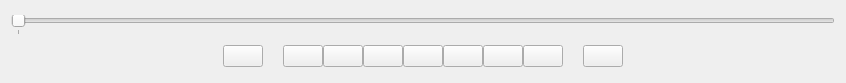
The window that Source/OCui/Controls/PlaybackSlider.ui (apertus-open-source-cinema/opencine) describes before a commit, drawn with Qt 5.
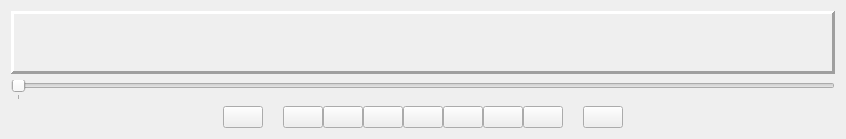
The same window after the commit. Icons and pictures are not drawn.

Diff of the .ui file:
```diff
--- a/Source/OCui/Controls/PlaybackSlider.ui
+++ b/Source/OCui/Controls/PlaybackSlider.ui
@@ -7,7 +7,7 @@
     <x>0</x>
     <y>0</y>
     <width>846</width>
-    <height>83</height>
+    <height>86</height>
    </rect>
   </property>
   <property name="windowTitle">
@@ -20,6 +20,28 @@
    <string notr="true"/>
   </property>
   <layout class="QVBoxLayout" name="verticalLayout_2">
+   <item>
+    <widget class="QFrame" name="frame">
+     <property name="minimumSize">
+      <size>
+       <width>0</width>
+       <height>63</height>
+      </size>
+     </property>
+     <property name="autoFillBackground">
+      <bool>false</bool>
+     </property>
+     <property name="frameShape">
+      <enum>QFrame::Panel</enum>
+     </property>
+     <property name="frameShadow">
+      <enum>QFrame::Raised</enum>
+     </property>
+     <property name="lineWidth">
+      <number>3</number>
+     </property>
+    </widget>
+   </item>
    <item>
     <widget class="QSlider" name="horizontalSlider">
      <property name="maximum">
```
Left out of the diff: 30 changed lines with no effect on the pictures.
